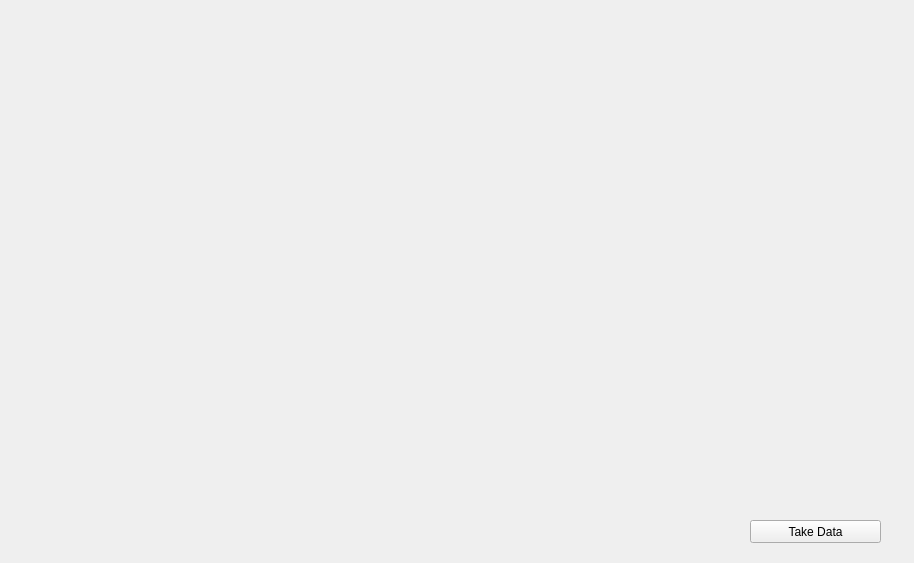
First picture: the form in SpidrMpx3Eq/qcstmdqe.ui, repository navrit/dexter, before the edit.
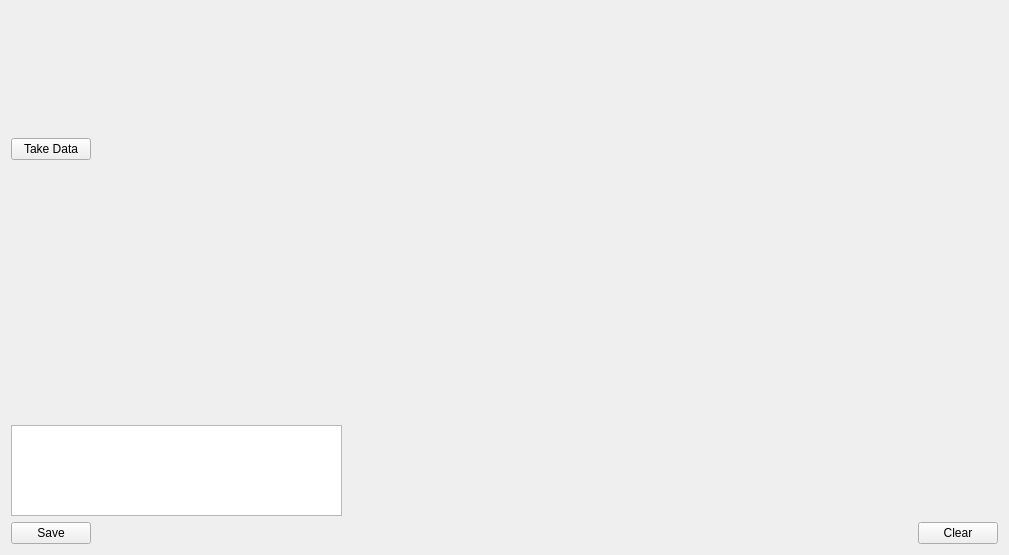
Second picture: the form after the edit. Custom widgets are drawn as their Qt base class.

Patch:
```diff
--- a/SpidrMpx3Eq/qcstmdqe.ui
+++ b/SpidrMpx3Eq/qcstmdqe.ui
@@ -6,27 +6,127 @@
    <rect>
     <x>0</x>
     <y>0</y>
-    <width>914</width>
-    <height>563</height>
+    <width>1009</width>
+    <height>555</height>
    </rect>
   </property>
   <property name="windowTitle">
    <string>Form</string>
   </property>
-  <widget class="QPushButton" name="pushButton">
-   <property name="geometry">
-    <rect>
-     <x>750</x>
-     <y>520</y>
-     <width>131</width>
-     <height>23</height>
-    </rect>
-   </property>
-   <property name="text">
-    <string>Take Data</string>
-   </property>
-  </widget>
+  <layout class="QVBoxLayout" name="verticalLayout_4">
+   <item>
+    <layout class="QVBoxLayout" name="verticalLayout_3">
+     <item>
+      <widget class="QWidget" name="roiHeatMap" native="true">
+       <property name="minimumSize">
+        <size>
+         <width>471</width>
+         <height>121</height>
+        </size>
+       </property>
+      </widget>
+     </item>
+     <item>
+      <layout class="QVBoxLayout" name="verticalLayout_2">
+       <item>
+        <layout class="QHBoxLayout" name="horizontalLayout_2">
+         <item>
+          <widget class="QPushButton" name="takeDataPushButton">
+           <property name="text">
+            <string>Take Data</string>
+           </property>
+          </widget>
+         </item>
+         <item>
+          <spacer name="horizontalSpacer">
+           <property name="orientation">
+            <enum>Qt::Horizontal</enum>
+           </property>
+           <property name="sizeHint" stdset="0">
+            <size>
+             <width>40</width>
+             <height>20</height>
+            </size>
+           </property>
+          </spacer>
+         </item>
+        </layout>
+       </item>
+       <item>
+        <layout class="QVBoxLayout" name="verticalLayout">
+         <item>
+          <layout class="QHBoxLayout" name="horizontalLayout">
+           <item>
+            <widget class="QCustomPlot" name="ESFplot" native="true"/>
+           </item>
+           <item>
+            <widget class="QCustomPlot" name="PSFplot" native="true"/>
+           </item>
+           <item>
+            <widget class="QCustomPlot" name="MTFplot" native="true"/>
+           </item>
+           <item>
+            <widget class="QCustomPlot" name="DQEplot" native="true"/>
+           </item>
+          </layout>
+         </item>
+         <item>
+          <widget class="QTextBrowser" name="textBrowser">
+           <property name="maximumSize">
+            <size>
+             <width>331</width>
+             <height>91</height>
+            </size>
+           </property>
+          </widget>
+         </item>
+        </layout>
+       </item>
+       <item>
+        <layout class="QHBoxLayout" name="horizontalLayout_3">
+         <item>
+          <widget class="QPushButton" name="savePushButton">
+           <property name="text">
+            <string>Save</string>
+           </property>
+          </widget>
+         </item>
+         <item>
+          <spacer name="horizontalSpacer_2">
+           <property name="orientation">
+            <enum>Qt::Horizontal</enum>
+           </property>
+           <property name="sizeHint" stdset="0">
+            <size>
+             <width>40</width>
+             <height>20</height>
+            </size>
+           </property>
+          </spacer>
+         </item>
+         <item>
+          <widget class="QPushButton" name="clearPushButton">
+           <property name="text">
+            <string>Clear</string>
+           </property>
+          </widget>
+         </item>
+        </layout>
+       </item>
+      </layout>
+     </item>
+    </layout>
+   </item>
+  </layout>
  </widget>
+ <customwidgets>
+  <customwidget>
+   <class>QCustomPlot</class>
+   <extends>QWidget</extends>
+   <header>qcustomplot.h</header>
+   <container>1</container>
+  </customwidget>
+ </customwidgets>
  <resources/>
  <connections/>
 </ui>
```
